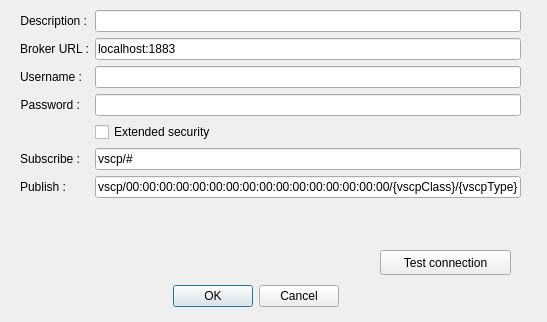
The window that src/remotehost_mqtt.ui (grodansparadis/vscp-works-qt) describes before a commit, drawn with Qt 5.
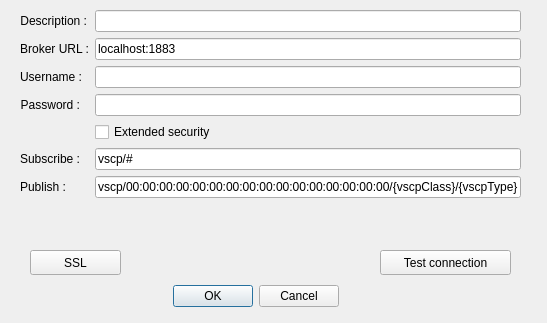
The same window after the commit.

```diff
--- a/src/remotehost_mqtt.ui
+++ b/src/remotehost_mqtt.ui
@@ -7,7 +7,7 @@
     <x>0</x>
     <y>0</y>
     <width>547</width>
-    <height>322</height>
+    <height>323</height>
    </rect>
   </property>
   <property name="baseSize">
@@ -160,6 +160,19 @@
     <string>Test connection</string>
    </property>
   </widget>
+  <widget class="QPushButton" name="pushButton_ssl">
+   <property name="geometry">
+    <rect>
+     <x>30</x>
+     <y>250</y>
+     <width>91</width>
+     <height>25</height>
+    </rect>
+   </property>
+   <property name="text">
+    <string>SSL</string>
+   </property>
+  </widget>
  </widget>
  <resources/>
  <connections>
```
Left out of the diff: 2 changed lines with no effect on the pictures.
